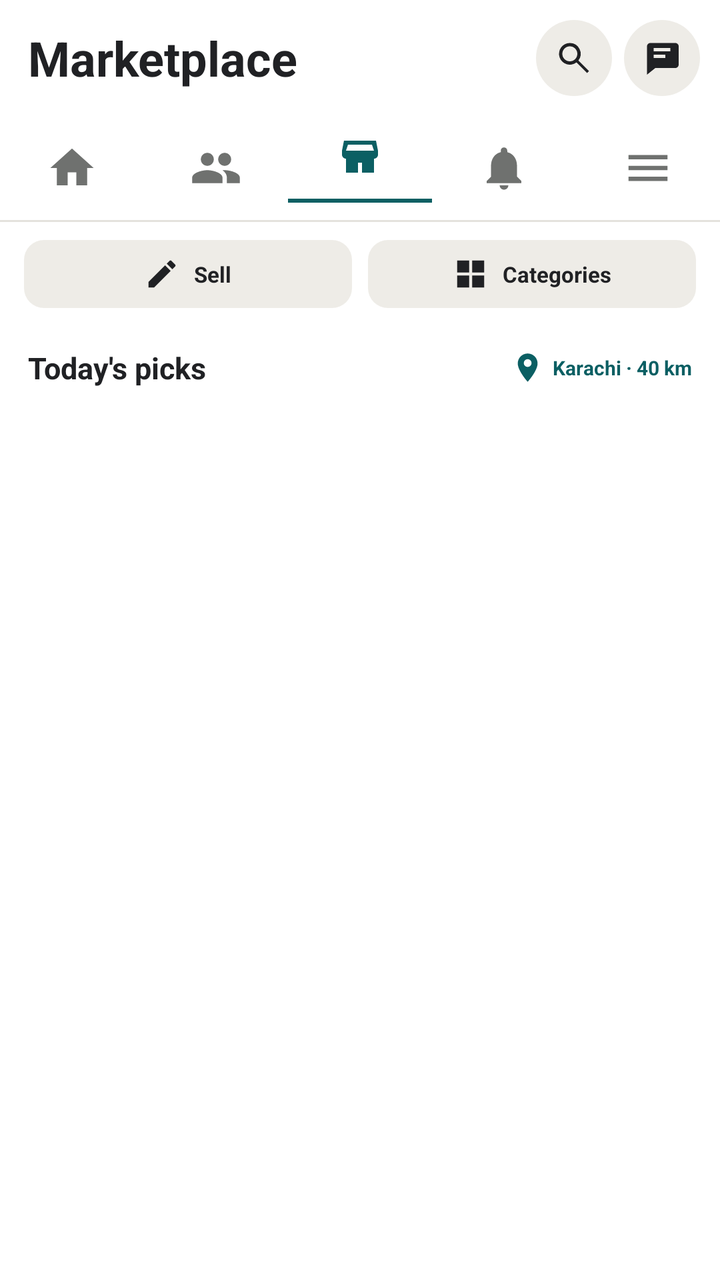
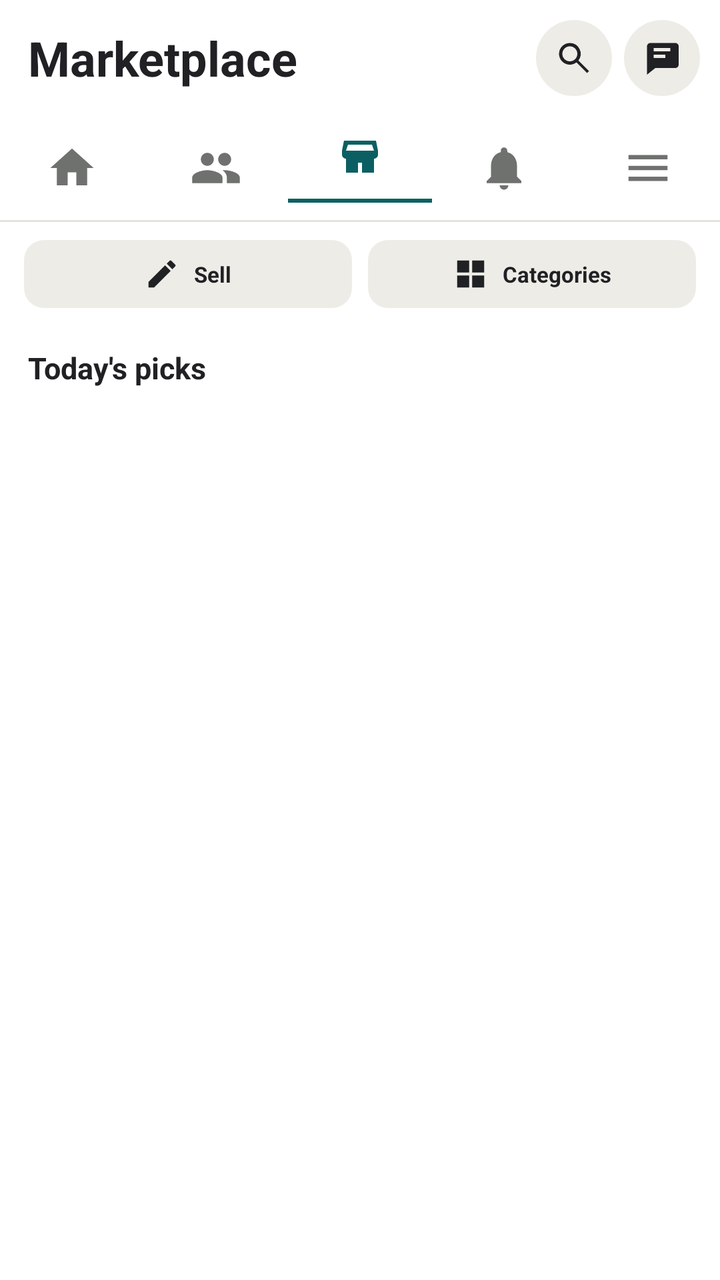

An Android layout rendered at two revisions. The XML below is the earlier revision; the diff shows what the commit changed to produce the second picture.
<!-- AndroidManifest.xml: application theme Theme.Kinnect -->
<!-- res/layout/activity_marketplace.xml -->
<?xml version="1.0" encoding="utf-8"?>
<LinearLayout
    xmlns:android="http://schemas.android.com/apk/res/android"
    android:layout_width="match_parent"
    android:layout_height="match_parent"
    android:background="@color/white"
    android:orientation="vertical">

    <LinearLayout
        android:layout_width="match_parent"
        android:layout_height="58dp"
        android:gravity="center_vertical"
        android:paddingStart="14dp"
        android:paddingEnd="10dp">

        <TextView
            style="@style/Title"
            android:layout_width="0dp"
            android:layout_height="wrap_content"
            android:layout_weight="1"
            android:text="Marketplace" />

        <ImageView
            android:id="@+id/searchButton"
            android:layout_width="38dp"
            android:layout_height="38dp"
            android:layout_marginEnd="6dp"
            android:background="@drawable/circle_soft"
            android:contentDescription="Search"
            android:padding="9dp"
            android:src="@drawable/ic_search" />

        <ImageView
            android:id="@+id/chatsButton"
            android:layout_width="38dp"
            android:layout_height="38dp"
            android:background="@drawable/circle_soft"
            android:contentDescription="Chats"
            android:padding="9dp"
            android:src="@drawable/ic_chat" />

    </LinearLayout>

    <LinearLayout
        android:layout_width="match_parent"
        android:layout_height="52dp">

        <ImageView
            android:id="@+id/homeTab"
            style="@style/Tab"
            android:contentDescription="Home"
            android:src="@drawable/ic_home" />

        <ImageView
            android:id="@+id/friendsTab"
            style="@style/Tab"
            android:contentDescription="Friends"
            android:src="@drawable/ic_friends" />

        <LinearLayout
            android:layout_width="0dp"
            android:layout_height="match_parent"
            android:layout_weight="1"
            android:gravity="center"
            android:orientation="vertical">

            <ImageView
                android:layout_width="24dp"
                android:layout_height="24dp"
                android:src="@drawable/ic_marketplace"
                android:tint="@color/primary" />

            <View
                android:layout_width="match_parent"
                android:layout_height="2dp"
                android:layout_marginTop="9dp"
                android:background="@color/primary" />

        </LinearLayout>

        <ImageView
            android:id="@+id/notificationsTab"
            style="@style/Tab"
            android:contentDescription="Notifications"
            android:src="@drawable/ic_notifications" />

        <ImageView
            android:id="@+id/menuTab"
            style="@style/Tab"
            android:contentDescription="Menu"
            android:src="@drawable/ic_menu" />

    </LinearLayout>

    <View
        android:layout_width="match_parent"
        android:layout_height="1dp"
        android:background="@color/divider" />

    <LinearLayout
        android:layout_width="match_parent"
        android:layout_height="52dp"
        android:gravity="center"
        android:paddingHorizontal="12dp">

        <LinearLayout
            android:id="@+id/sellButton"
            android:layout_width="0dp"
            android:layout_height="34dp"
            android:layout_weight="1"
            android:background="@drawable/rounded_soft"
            android:gravity="center">

            <ImageView
                android:layout_width="18dp"
                android:layout_height="18dp"
                android:src="@drawable/ic_edit" />

            <TextView
                style="@style/Heading"
                android:layout_width="wrap_content"
                android:layout_height="wrap_content"
                android:layout_marginStart="7dp"
                android:text="Sell"
                android:textSize="11sp" />

        </LinearLayout>

        <LinearLayout
            android:layout_width="0dp"
            android:layout_height="34dp"
            android:layout_marginStart="8dp"
            android:layout_weight="1"
            android:background="@drawable/rounded_soft"
            android:gravity="center">

            <ImageView
                android:layout_width="18dp"
                android:layout_height="18dp"
                android:src="@drawable/ic_grid" />

            <TextView
                style="@style/Heading"
                android:layout_width="wrap_content"
                android:layout_height="wrap_content"
                android:layout_marginStart="7dp"
                android:text="Categories"
                android:textSize="11sp" />

        </LinearLayout>

    </LinearLayout>

    <LinearLayout
        android:layout_width="match_parent"
        android:layout_height="42dp"
        android:gravity="center_vertical"
        android:paddingHorizontal="14dp">

        <TextView
            style="@style/Heading"
            android:layout_width="0dp"
            android:layout_height="wrap_content"
            android:layout_weight="1"
            android:text="Today's picks"
            android:textSize="15sp" />

        <ImageView
            android:layout_width="17dp"
            android:layout_height="17dp"
            android:src="@drawable/ic_location"
            android:tint="@color/primary" />

        <TextView
            style="@style/Heading"
            android:layout_width="wrap_content"
            android:layout_height="wrap_content"
            android:layout_marginStart="4dp"
            android:text="Karachi · 40 km"
            android:textColor="@color/primary"
            android:textSize="10sp" />

    </LinearLayout>

    <ScrollView
        android:id="@+id/sampleMarketplaceScroll"
        android:layout_width="match_parent"
        android:layout_height="0dp"
        android:layout_weight="1"
        android:visibility="gone">

        <LinearLayout
            android:layout_width="match_parent"
            android:layout_height="wrap_content"
            android:orientation="vertical"
            android:paddingHorizontal="12dp"
            android:paddingBottom="14dp">

            <LinearLayout
                android:layout_width="match_parent"
                android:layout_height="252dp">

                <LinearLayout
                    android:layout_width="0dp"
                    android:layout_height="match_parent"
                    android:layout_weight="1"
                    android:orientation="vertical">

                    <RelativeLayout
                        android:layout_width="match_parent"
                        android:layout_height="184dp">

                        <ImageView
                            android:layout_width="match_parent"
                            android:layout_height="match_parent"
                            android:scaleType="centerCrop"
                            android:src="@drawable/landscape" />

                        <TextView
                            style="@style/Meta"
                            android:layout_width="wrap_content"
                            android:layout_height="22dp"
                            android:layout_margin="7dp"
                            android:background="@drawable/rounded_red"
                            android:gravity="center"
                            android:paddingHorizontal="6dp"
                            android:text="JUST LISTED"
                            android:textColor="@color/white"
                            android:textSize="8sp"
                            android:textStyle="bold" />

                    </RelativeLayout>

                    <TextView
                        style="@style/Heading"
                        android:layout_width="match_parent"
                        android:layout_height="wrap_content"
                        android:layout_marginTop="5dp"
                        android:text="Rs 45,000"
                        android:textSize="12sp" />

                    <TextView
                        style="@style/Meta"
                        android:layout_width="match_parent"
                        android:layout_height="wrap_content"
                        android:text="Road bike, 21-speed\nClifton"
                        android:textColor="@color/text_primary" />

                </LinearLayout>

                <LinearLayout
                    android:layout_width="0dp"
                    android:layout_height="match_parent"
                    android:layout_marginStart="8dp"
                    android:layout_weight="1"
                    android:orientation="vertical">

                    <ImageView
                        android:layout_width="match_parent"
                        android:layout_height="172dp"
                        android:scaleType="centerCrop"
                        android:src="@drawable/landscape_rose" />

                    <TextView
                        style="@style/Heading"
                        android:layout_width="match_parent"
                        android:layout_height="wrap_content"
                        android:layout_marginTop="5dp"
                        android:text="Rs 8,500"
                        android:textSize="12sp" />

                    <TextView
                        style="@style/Meta"
                        android:layout_width="match_parent"
                        android:layout_height="wrap_content"
                        android:text="Rattan armchair\nDHA Phase 6"
                        android:textColor="@color/text_primary" />

                </LinearLayout>

            </LinearLayout>

            <LinearLayout
                android:layout_width="match_parent"
                android:layout_height="238dp"
                android:layout_marginTop="8dp">

                <LinearLayout
                    android:layout_width="0dp"
                    android:layout_height="match_parent"
                    android:layout_weight="1"
                    android:orientation="vertical">

                    <ImageView
                        android:layout_width="match_parent"
                        android:layout_height="172dp"
                        android:scaleType="centerCrop"
                        android:src="@drawable/landscape_blue" />

                    <TextView
                        style="@style/Heading"
                        android:layout_width="match_parent"
                        android:layout_height="wrap_content"
                        android:layout_marginTop="5dp"
                        android:text="Rs 15,000"
                        android:textSize="12sp" />

                    <TextView
                        style="@style/Meta"
                        android:layout_width="match_parent"
                        android:layout_height="wrap_content"
                        android:text="Solid wood study desk\nGulshan"
                        android:textColor="@color/text_primary" />

                </LinearLayout>

                <LinearLayout
                    android:layout_width="0dp"
                    android:layout_height="match_parent"
                    android:layout_marginStart="8dp"
                    android:layout_weight="1"
                    android:orientation="vertical">

                    <RelativeLayout
                        android:layout_width="match_parent"
                        android:layout_height="172dp">

                        <ImageView
                            android:layout_width="match_parent"
                            android:layout_height="match_parent"
                            android:scaleType="centerCrop"
                            android:src="@drawable/landscape_sand" />

                        <TextView
                            style="@style/Meta"
                            android:layout_width="wrap_content"
                            android:layout_height="22dp"
                            android:layout_margin="7dp"
                            android:background="@drawable/rounded_red"
                            android:gravity="center"
                            android:paddingHorizontal="6dp"
                            android:text="JUST LISTED"
                            android:textColor="@color/white"
                            android:textSize="8sp"
                            android:textStyle="bold" />

                    </RelativeLayout>

                    <TextView
                        style="@style/Heading"
                        android:layout_width="match_parent"
                        android:layout_height="wrap_content"
                        android:layout_marginTop="5dp"
                        android:text="Rs 3,200"
                        android:textSize="12sp" />

                    <TextView
                        style="@style/Meta"
                        android:layout_width="match_parent"
                        android:layout_height="wrap_content"
                        android:text="Ceramic plant pots, set of 3\nSaddar"
                        android:textColor="@color/text_primary" />

                </LinearLayout>

            </LinearLayout>

        </LinearLayout>

    </ScrollView>

    <androidx.recyclerview.widget.RecyclerView
        android:id="@+id/marketplaceRecyclerView"
        android:layout_width="match_parent"
        android:layout_height="0dp"
        android:layout_weight="1"
        android:paddingHorizontal="8dp" />

</LinearLayout>
<!-- resources referenced by this layout -->
<resources>
  <color name="divider">#E4E2DD</color>
  <color name="primary">#0B5F63</color>
  <color name="text_primary">#202124</color>
  <color name="white">#FFFFFFFF</color>
  <!-- drawable circle_soft (drawable) -->
  <shape xmlns:android="http://schemas.android.com/apk/res/android" android:shape="oval">
      <solid android:color="@color/surface_soft" />
  </shape>
  <!-- drawable ic_location (drawable) -->
  <vector xmlns:android="http://schemas.android.com/apk/res/android" android:width="24dp" android:height="24dp" android:viewportWidth="24" android:viewportHeight="24"><path android:fillColor="@color/text_primary" android:pathData="M12,2C8.13,2 5,5.13 5,9c0,5.25 7,13 7,13s7,-7.75 7,-13c0,-3.87 -3.13,-7 -7,-7zM12,11.5A2.5,2.5 0,1 1,12 6a2.5,2.5 0,0 1,0 5.5z"/></vector>
  <!-- drawable landscape (drawable) -->
  <vector xmlns:android="http://schemas.android.com/apk/res/android" android:width="360dp" android:height="220dp" android:viewportWidth="360" android:viewportHeight="220"><path android:fillColor="#DCE8D2" android:pathData="M0,0h360v220h-360z"/><path android:fillColor="#F8E9B6" android:pathData="M278,20a40,40 0,1 0,80 0a40,40 0,1 0,-80 0"/><path android:fillColor="#91AD77" android:pathData="M0,135 C72,100 102,165 170,137 C238,110 269,172 360,126 L360,220 L0,220z"/><path android:fillColor="#5D814D" android:pathData="M0,180 C75,145 128,205 203,171 C276,139 306,192 360,176 L360,220 L0,220z"/></vector>
  <!-- drawable landscape_blue (drawable) -->
  <vector xmlns:android="http://schemas.android.com/apk/res/android" android:width="360dp" android:height="220dp" android:viewportWidth="360" android:viewportHeight="220"><path android:fillColor="#BCD8DB" android:pathData="M0,0h360v220h-360z"/><path android:fillColor="#F5E4AC" android:pathData="M275,15a38,38 0,1 0,76 0a38,38 0,1 0,-76 0"/><path android:fillColor="#4E8D87" android:pathData="M0,145 C75,80 132,170 196,128 C266,83 307,153 360,117 L360,220 L0,220z"/><path android:fillColor="#286666" android:pathData="M0,184 C82,137 138,210 221,165 C287,130 325,184 360,166 L360,220 L0,220z"/></vector>
  <!-- drawable landscape_rose (drawable) -->
  <vector xmlns:android="http://schemas.android.com/apk/res/android" android:width="360dp" android:height="220dp" android:viewportWidth="360" android:viewportHeight="220">
      <path android:fillColor="#E7C9BF" android:pathData="M0,0h360v220h-360z" />
      <path android:fillColor="#F9E3BC" android:pathData="M278,20a40,40 0,1 0,80 0a40,40 0,1 0,-80 0" />
      <path android:fillColor="#BD806E" android:pathData="M0,135 C72,100 102,165 170,137 C238,110 269,172 360,126 L360,220 L0,220z" />
      <path android:fillColor="#965C49" android:pathData="M0,180 C75,145 128,205 203,171 C276,139 306,192 360,176 L360,220 L0,220z" />
  </vector>
  <!-- drawable landscape_sand (drawable) -->
  <vector xmlns:android="http://schemas.android.com/apk/res/android" android:width="360dp" android:height="220dp" android:viewportWidth="360" android:viewportHeight="220">
      <path android:fillColor="#E9D7B9" android:pathData="M0,0h360v220h-360z" />
      <path android:fillColor="#FFF3D7" android:pathData="M278,20a40,40 0,1 0,80 0a40,40 0,1 0,-80 0" />
      <path android:fillColor="#C9A47C" android:pathData="M0,135 C72,100 102,165 170,137 C238,110 269,172 360,126 L360,220 L0,220z" />
      <path android:fillColor="#A48158" android:pathData="M0,180 C75,145 128,205 203,171 C276,139 306,192 360,176 L360,220 L0,220z" />
  </vector>
  <!-- drawable rounded_red (drawable) -->
  <shape xmlns:android="http://schemas.android.com/apk/res/android">
      <solid android:color="@color/red" />
      <corners android:radius="8dp" />
      <padding android:left="10dp" android:top="6dp" android:right="10dp" android:bottom="6dp" />
  </shape>
  <style name="Meta"><item name="android:fontFamily">sans</item><item name="android:textColor">@color/text_secondary</item><item name="android:textSize">11sp</item></style>
  <color name="surface_soft">#EEECE7</color>
  <color name="red">#D94147</color>
  <color name="text_secondary">#6F716F</color>
  <!-- unchanged entries left out for length: 14 -->
</resources>

<!-- the commit's change to res/layout/activity_marketplace.xml (unified diff, before → after) -->
@@ -165,209 +165,18 @@
             android:text="Today's picks"
             android:textSize="15sp" />
 
-        <ImageView
-            android:layout_width="17dp"
-            android:layout_height="17dp"
-            android:src="@drawable/ic_location"
-            android:tint="@color/primary" />
-
         <TextView
+            android:id="@+id/marketplaceCount"
             style="@style/Heading"
             android:layout_width="wrap_content"
             android:layout_height="wrap_content"
             android:layout_marginStart="4dp"
-            android:text="Karachi · 40 km"
+            android:text=""
             android:textColor="@color/primary"
             android:textSize="10sp" />
 
     </LinearLayout>
 
-    <ScrollView
-        android:id="@+id/sampleMarketplaceScroll"
-        android:layout_width="match_parent"
-        android:layout_height="0dp"
-        android:layout_weight="1"
-        android:visibility="gone">
-
-        <LinearLayout
-            android:layout_width="match_parent"
-            android:layout_height="wrap_content"
-            android:orientation="vertical"
-            android:paddingHorizontal="12dp"
-            android:paddingBottom="14dp">
-
-            <LinearLayout
-                android:layout_width="match_parent"
-                android:layout_height="252dp">
-
-                <LinearLayout
-                    android:layout_width="0dp"
-                    android:layout_height="match_parent"
-                    android:layout_weight="1"
-                    android:orientation="vertical">
-
-                    <RelativeLayout
-                        android:layout_width="match_parent"
-                        android:layout_height="184dp">
-
-                        <ImageView
-                            android:layout_width="match_parent"
-                            android:layout_height="match_parent"
-                            android:scaleType="centerCrop"
-                            android:src="@drawable/landscape" />
-
-                        <TextView
-                            style="@style/Meta"
-                            android:layout_width="wrap_content"
-                            android:layout_height="22dp"
-                            android:layout_margin="7dp"
-                            android:background="@drawable/rounded_red"
-                            android:gravity="center"
-                            android:paddingHorizontal="6dp"
-                            android:text="JUST LISTED"
-                            android:textColor="@color/white"
-                            android:textSize="8sp"
-                            android:textStyle="bold" />
-
-                    </RelativeLayout>
-
-                    <TextView
-                        style="@style/Heading"
-                        android:layout_width="match_parent"
-                        android:layout_height="wrap_content"
-                        android:layout_marginTop="5dp"
-                        android:text="Rs 45,000"
-                        android:textSize="12sp" />
-
-                    <TextView
-                        style="@style/Meta"
-                        android:layout_width="match_parent"
-                        android:layout_height="wrap_content"
-                        android:text="Road bike, 21-speed\nClifton"
-                        android:textColor="@color/text_primary" />
-
-                </LinearLayout>
-
-                <LinearLayout
-                    android:layout_width="0dp"
-                    android:layout_height="match_parent"
-                    android:layout_marginStart="8dp"
-                    android:layout_weight="1"
-                    android:orientation="vertical">
-
-                    <ImageView
-                        android:layout_width="match_parent"
-                        android:layout_height="172dp"
-                        android:scaleType="centerCrop"
-                        android:src="@drawable/landscape_rose" />
-
-                    <TextView
-                        style="@style/Heading"
-                        android:layout_width="match_parent"
-                        android:layout_height="wrap_content"
-                        android:layout_marginTop="5dp"
-                        android:text="Rs 8,500"
-                        android:textSize="12sp" />
-
-                    <TextView
-                        style="@style/Meta"
-                        android:layout_width="match_parent"
-                        android:layout_height="wrap_content"
-                        android:text="Rattan armchair\nDHA Phase 6"
-                        android:textColor="@color/text_primary" />
-
-                </LinearLayout>
-
-            </LinearLayout>
-
-            <LinearLayout
-                android:layout_width="match_parent"
-                android:layout_height="238dp"
-                android:layout_marginTop="8dp">
-
-                <LinearLayout
-                    android:layout_width="0dp"
-                    android:layout_height="match_parent"
-                    android:layout_weight="1"
-                    android:orientation="vertical">
-
-                    <ImageView
-                        android:layout_width="match_parent"
-                        android:layout_height="172dp"
-                        android:scaleType="centerCrop"
-                        android:src="@drawable/landscape_blue" />
-
-                    <TextView
-                        style="@style/Heading"
-                        android:layout_width="match_parent"
-                        android:layout_height="wrap_content"
-                        android:layout_marginTop="5dp"
-                        android:text="Rs 15,000"
-                        android:textSize="12sp" />
-
-                    <TextView
-                        style="@style/Meta"
-                        android:layout_width="match_parent"
-                        android:layout_height="wrap_content"
-                        android:text="Solid wood study desk\nGulshan"
-                        android:textColor="@color/text_primary" />
-
-                </LinearLayout>
-
-                <LinearLayout
-                    android:layout_width="0dp"
-                    android:layout_height="match_parent"
-                    android:layout_marginStart="8dp"
-                    android:layout_weight="1"
-                    android:orientation="vertical">
-
-                    <RelativeLayout
-                        android:layout_width="match_parent"
-                        android:layout_height="172dp">
-
-                        <ImageView
-                            android:layout_width="match_parent"
-                            android:layout_height="match_parent"
-                            android:scaleType="centerCrop"
-                            android:src="@drawable/landscape_sand" />
-
-                        <TextView
-                            style="@style/Meta"
-                            android:layout_width="wrap_content"
-                            android:layout_height="22dp"
-                            android:layout_margin="7dp"
-                            android:background="@drawable/rounded_red"
-                            android:gravity="center"
-                            android:paddingHorizontal="6dp"
-                            android:text="JUST LISTED"
-                            android:textColor="@color/white"
-                            android:textSize="8sp"
-                            android:textStyle="bold" />
-
-                    </RelativeLayout>
-
-                    <TextView
-                        style="@style/Heading"
-                        android:layout_width="match_parent"
-                        android:layout_height="wrap_content"
-                        android:layout_marginTop="5dp"
-                        android:text="Rs 3,200"
-                        android:textSize="12sp" />
-
-                    <TextView
-                        style="@style/Meta"
-                        android:layout_width="match_parent"
-                        android:layout_height="wrap_content"
-                        android:text="Ceramic plant pots, set of 3\nSaddar"
-                        android:textColor="@color/text_primary" />
-
-                </LinearLayout>
-
-            </LinearLayout>
-
-        </LinearLayout>
-
-    </ScrollView>
 
     <androidx.recyclerview.widget.RecyclerView
         android:id="@+id/marketplaceRecyclerView"
<!-- resource entries referenced after the edit -->
@@ -8,35 +8,7 @@
   <shape xmlns:android="http://schemas.android.com/apk/res/android" android:shape="oval">
       <solid android:color="@color/surface_soft" />
   </shape>
-  <!-- drawable ic_location (drawable) -->
-  <vector xmlns:android="http://schemas.android.com/apk/res/android" android:width="24dp" android:height="24dp" android:viewportWidth="24" android:viewportHeight="24"><path android:fillColor="@color/text_primary" android:pathData="M12,2C8.13,2 5,5.13 5,9c0,5.25 7,13 7,13s7,-7.75 7,-13c0,-3.87 -3.13,-7 -7,-7zM12,11.5A2.5,2.5 0,1 1,12 6a2.5,2.5 0,0 1,0 5.5z"/></vector>
-  <!-- drawable landscape (drawable) -->
-  <vector xmlns:android="http://schemas.android.com/apk/res/android" android:width="360dp" android:height="220dp" android:viewportWidth="360" android:viewportHeight="220"><path android:fillColor="#DCE8D2" android:pathData="M0,0h360v220h-360z"/><path android:fillColor="#F8E9B6" android:pathData="M278,20a40,40 0,1 0,80 0a40,40 0,1 0,-80 0"/><path android:fillColor="#91AD77" android:pathData="M0,135 C72,100 102,165 170,137 C238,110 269,172 360,126 L360,220 L0,220z"/><path android:fillColor="#5D814D" android:pathData="M0,180 C75,145 128,205 203,171 C276,139 306,192 360,176 L360,220 L0,220z"/></vector>
-  <!-- drawable landscape_blue (drawable) -->
-  <vector xmlns:android="http://schemas.android.com/apk/res/android" android:width="360dp" android:height="220dp" android:viewportWidth="360" android:viewportHeight="220"><path android:fillColor="#BCD8DB" android:pathData="M0,0h360v220h-360z"/><path android:fillColor="#F5E4AC" android:pathData="M275,15a38,38 0,1 0,76 0a38,38 0,1 0,-76 0"/><path android:fillColor="#4E8D87" android:pathData="M0,145 C75,80 132,170 196,128 C266,83 307,153 360,117 L360,220 L0,220z"/><path android:fillColor="#286666" android:pathData="M0,184 C82,137 138,210 221,165 C287,130 325,184 360,166 L360,220 L0,220z"/></vector>
-  <!-- drawable landscape_rose (drawable) -->
-  <vector xmlns:android="http://schemas.android.com/apk/res/android" android:width="360dp" android:height="220dp" android:viewportWidth="360" android:viewportHeight="220">
-      <path android:fillColor="#E7C9BF" android:pathData="M0,0h360v220h-360z" />
-      <path android:fillColor="#F9E3BC" android:pathData="M278,20a40,40 0,1 0,80 0a40,40 0,1 0,-80 0" />
-      <path android:fillColor="#BD806E" android:pathData="M0,135 C72,100 102,165 170,137 C238,110 269,172 360,126 L360,220 L0,220z" />
-      <path android:fillColor="#965C49" android:pathData="M0,180 C75,145 128,205 203,171 C276,139 306,192 360,176 L360,220 L0,220z" />
-  </vector>
-  <!-- drawable landscape_sand (drawable) -->
-  <vector xmlns:android="http://schemas.android.com/apk/res/android" android:width="360dp" android:height="220dp" android:viewportWidth="360" android:viewportHeight="220">
-      <path android:fillColor="#E9D7B9" android:pathData="M0,0h360v220h-360z" />
-      <path android:fillColor="#FFF3D7" android:pathData="M278,20a40,40 0,1 0,80 0a40,40 0,1 0,-80 0" />
-      <path android:fillColor="#C9A47C" android:pathData="M0,135 C72,100 102,165 170,137 C238,110 269,172 360,126 L360,220 L0,220z" />
-      <path android:fillColor="#A48158" android:pathData="M0,180 C75,145 128,205 203,171 C276,139 306,192 360,176 L360,220 L0,220z" />
-  </vector>
-  <!-- drawable rounded_red (drawable) -->
-  <shape xmlns:android="http://schemas.android.com/apk/res/android">
-      <solid android:color="@color/red" />
-      <corners android:radius="8dp" />
-      <padding android:left="10dp" android:top="6dp" android:right="10dp" android:bottom="6dp" />
-  </shape>
-  <style name="Meta"><item name="android:fontFamily">sans</item><item name="android:textColor">@color/text_secondary</item><item name="android:textSize">11sp</item></style>
   <color name="surface_soft">#EEECE7</color>
-  <color name="red">#D94147</color>
   <color name="text_secondary">#6F716F</color>
   <!-- unchanged entries left out for length: 14 -->
 </resources>
